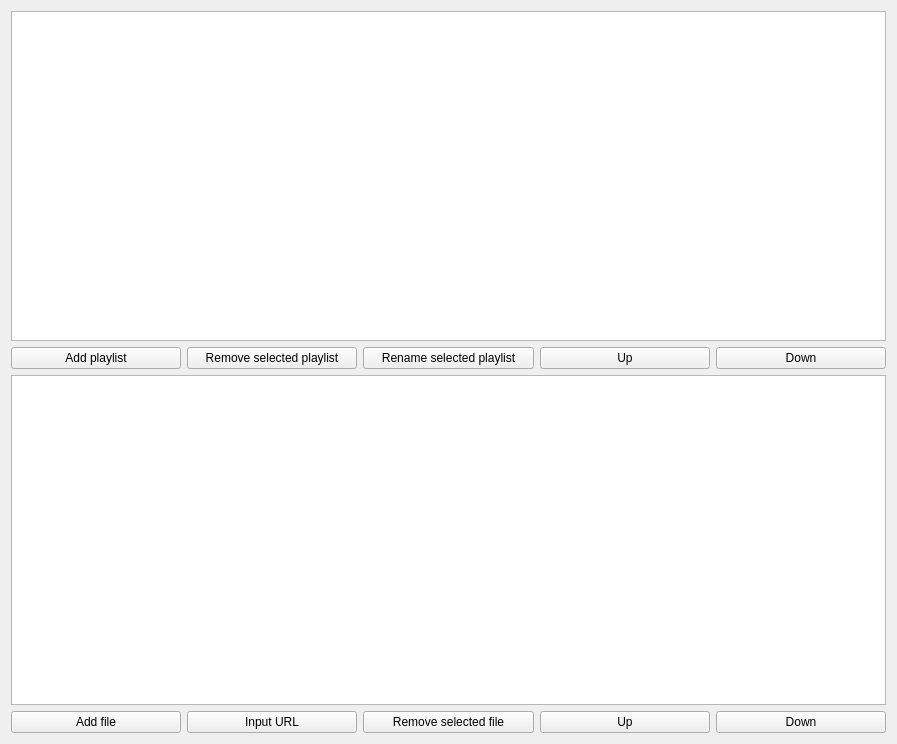
Old version of the form src/ddmain/forms/playlistdialog.ui in the repository wangwenx190/dynamic-desktop.
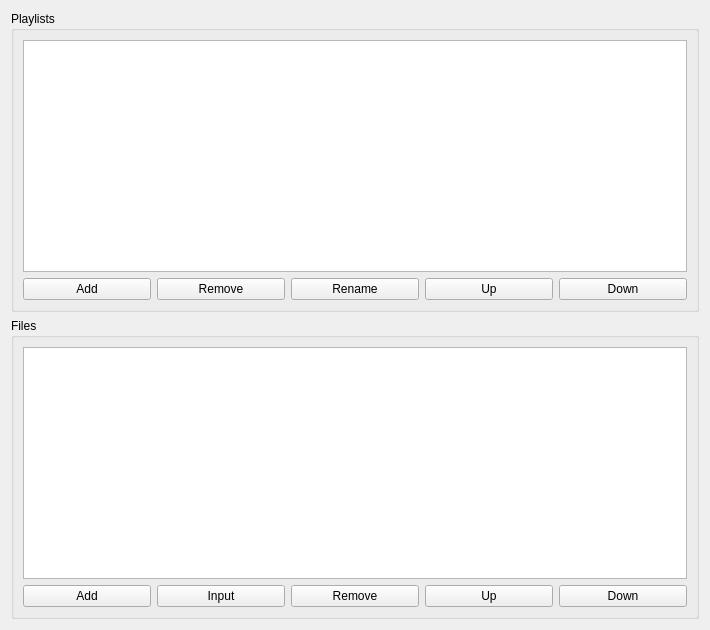
New version of the form.

Diff of the .ui file:
```diff
--- a/src/ddmain/forms/playlistdialog.ui
+++ b/src/ddmain/forms/playlistdialog.ui
@@ -6,8 +6,8 @@
    <rect>
     <x>0</x>
     <y>0</y>
-    <width>897</width>
-    <height>744</height>
+    <width>710</width>
+    <height>630</height>
    </rect>
   </property>
   <property name="windowTitle">
@@ -15,6 +15,10 @@
   </property>
   <layout class="QVBoxLayout" name="verticalLayout_3">
    <item>
+    <widget class="QGroupBox" name="groupBox_playlist">
+     <property name="title">
+      <string>Playlists</string>
+     </property>
     <layout class="QVBoxLayout" name="verticalLayout">
      <item>
       <widget class="QListWidget" name="listWidget_playlist"/>
@@ -24,21 +28,21 @@
        <item>
         <widget class="QPushButton" name="pushButton_playlist_add">
          <property name="text">
-          <string>Add playlist</string>
+           <string>Add</string>
          </property>
         </widget>
        </item>
        <item>
         <widget class="QPushButton" name="pushButton_playlist_remove">
          <property name="text">
-          <string>Remove selected playlist</string>
+           <string>Remove</string>
          </property>
         </widget>
        </item>
        <item>
         <widget class="QPushButton" name="pushButton_playlist_rename">
          <property name="text">
-          <string>Rename selected playlist</string>
+           <string>Rename</string>
          </property>
         </widget>
        </item>
@@ -59,8 +63,13 @@
       </layout>
      </item>
     </layout>
+    </widget>
    </item>
    <item>
+    <widget class="QGroupBox" name="groupBox_file">
+     <property name="title">
+      <string>Files</string>
+     </property>
     <layout class="QVBoxLayout" name="verticalLayout_2">
      <item>
       <widget class="QListWidget" name="listWidget_file"/>
@@ -70,21 +79,21 @@
        <item>
         <widget class="QPushButton" name="pushButton_file_add">
          <property name="text">
-          <string>Add file</string>
+           <string>Add</string>
          </property>
         </widget>
        </item>
        <item>
         <widget class="QPushButton" name="pushButton_file_input">
          <property name="text">
-          <string>Input URL</string>
+           <string>Input</string>
          </property>
         </widget>
        </item>
        <item>
         <widget class="QPushButton" name="pushButton_file_remove">
          <property name="text">
-          <string>Remove selected file</string>
+           <string>Remove</string>
          </property>
         </widget>
        </item>
@@ -105,6 +114,7 @@
       </layout>
      </item>
     </layout>
+    </widget>
    </item>
   </layout>
  </widget>
```
Lines whose indentation alone changed are shown as unchanged.
